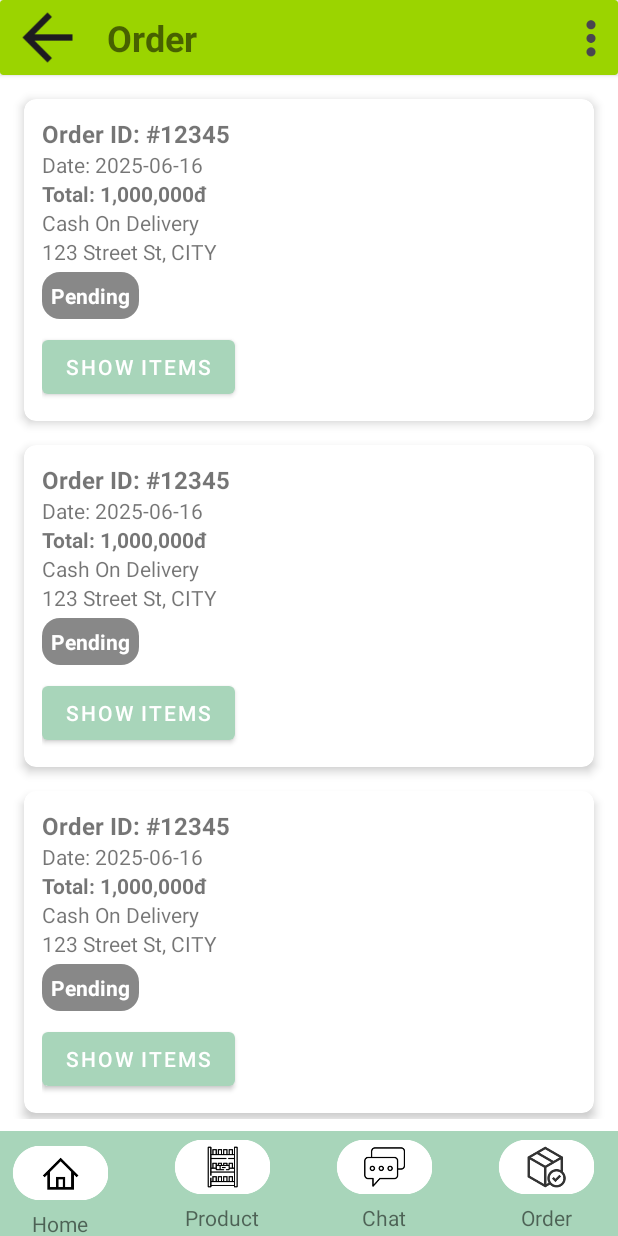
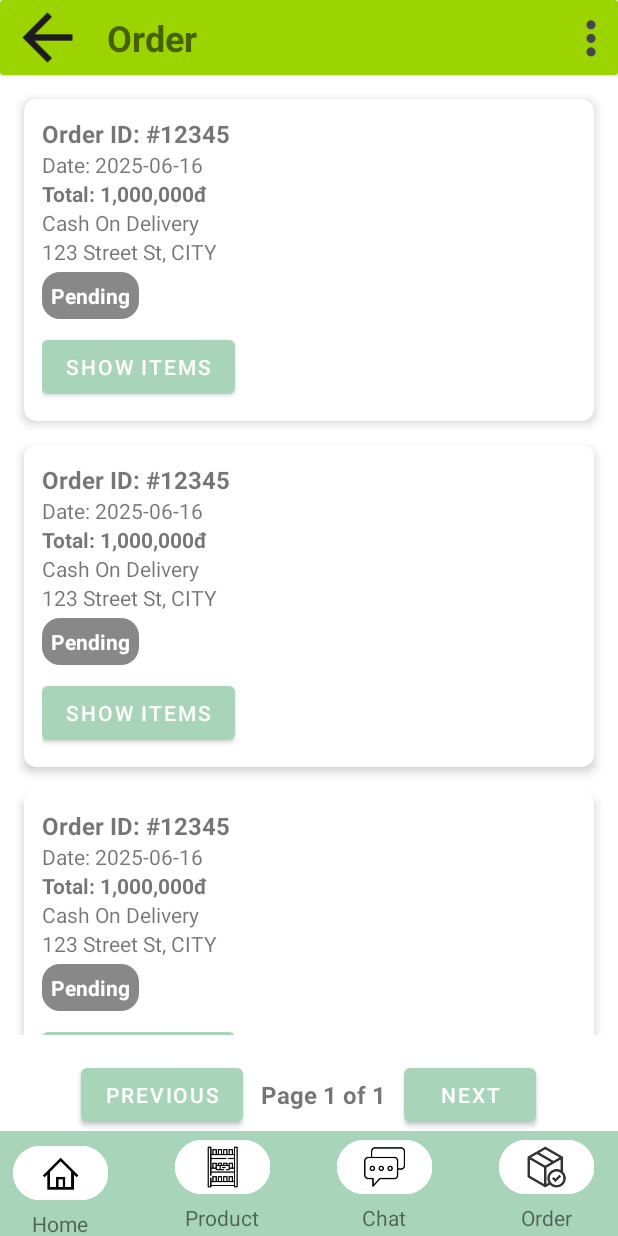
Before and after one commit to QuyTurtle12/Product-Sale-Mobile, an Android app: the layout activity_order.xml on its own in the app's theme, with its tools: preview values and no code run, on a phone screen of 412 x 824 dp. Run offline under Robolectric (Android 15) with nearby library versions, the phone set to English and light mode, and no system bars; network calls fail.

Commit message:
Add pagination for Order

```diff
--- a/app/src/main/java/com/example/product_sale_app/ui/cart/CartActivity.java
+++ b/app/src/main/java/com/example/product_sale_app/ui/cart/CartActivity.java
@@ -84,7 +84,7 @@ public class CartActivity extends AppCompatActivity {
         CartApiService apiService = RetrofitClient.createService(this, CartApiService.class);
 
         // Call<CartApiResponse> call = apiService.getPaginatedCarts(1, 10, 1, null, null, null); // Test fetch API on UI
-        Call<CartApiResponse> call = apiService.getPaginatedCarts(1, 10, null, null, null, true);
+        Call<CartApiResponse> call = apiService.getPaginatedCarts(1, 100, null, null, null, true);
 
         call.enqueue(new Callback<CartApiResponse>() {
             @Override
--- a/app/src/main/res/layout/activity_order.xml
+++ b/app/src/main/res/layout/activity_order.xml
@@ -72,10 +72,54 @@
         android:layout_height="0dp"
         android:padding="8dp"
         app:layout_constraintTop_toBottomOf="@+id/cardView"
-        app:layout_constraintBottom_toTopOf="@+id/viewHome"
+        app:layout_constraintBottom_toTopOf="@+id/pageNavigationLayout"
         app:layout_constraintStart_toStartOf="parent"
         app:layout_constraintEnd_toEndOf="parent"
         tools:listitem="@layout/order_item" />
+
+    <LinearLayout
+        android:id="@+id/pageNavigationLayout"
+        android:layout_width="match_parent"
+        android:layout_height="wrap_content"
+        android:orientation="horizontal"
+        android:gravity="center"
+        android:layout_marginTop="8dp"
+        app:layout_constraintTop_toBottomOf="@id/orderRecyclerView"
+        app:layout_constraintBottom_toTopOf="@id/viewHome"
+        app:layout_constraintStart_toStartOf="parent"
+        app:layout_constraintEnd_toEndOf="parent">
+
+        <Button
+            android:id="@+id/btnPrevious"
+            android:layout_width="wrap_content"
+            android:layout_height="wrap_content"
+            android:text="Previous" />
+
+<!--        <TextView-->
+<!--            android:id="@+id/txtPageIndex"-->
+<!--            android:layout_width="wrap_content"-->
+<!--            android:layout_height="wrap_content"-->
+<!--            android:text="Page 1"-->
+<!--            android:textSize="16sp"-->
+<!--            android:padding="16dp" />-->
+        <TextView
+            android:id="@+id/pageIndicator"
+            android:layout_width="wrap_content"
+            android:layout_height="wrap_content"
+            android:text="Page 1 of 1"
+            android:layout_marginStart="12dp"
+            android:layout_marginEnd="12dp"
+            android:textSize="16sp"
+            android:textStyle="bold" />
+
+        <Button
+            android:id="@+id/btnNext"
+            android:layout_width="wrap_content"
+            android:layout_height="wrap_content"
+            android:text="Next" />
+
+    </LinearLayout>
+
 
     <!-- Bottom Navigation -->
     <View
```
Also changed, not shown: app/src/main/java/com/example/product_sale_app/ui/order/OrderActivity.java (+68 -5 lines).
